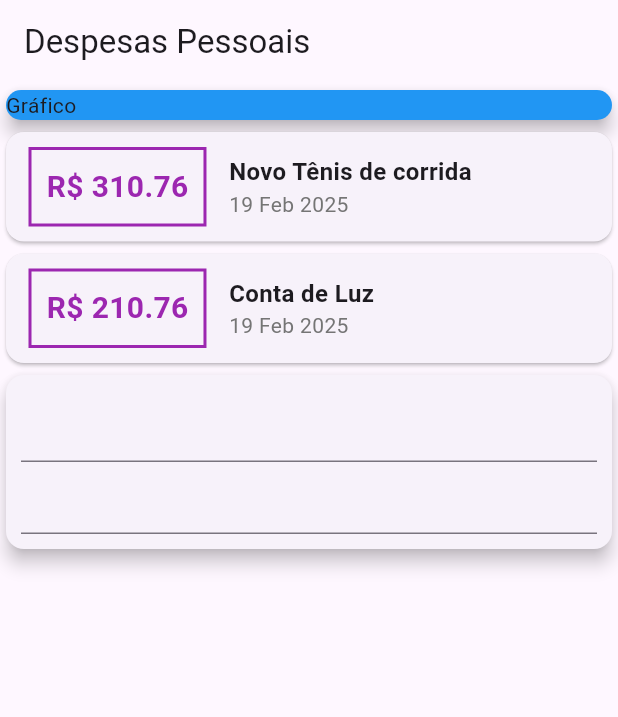
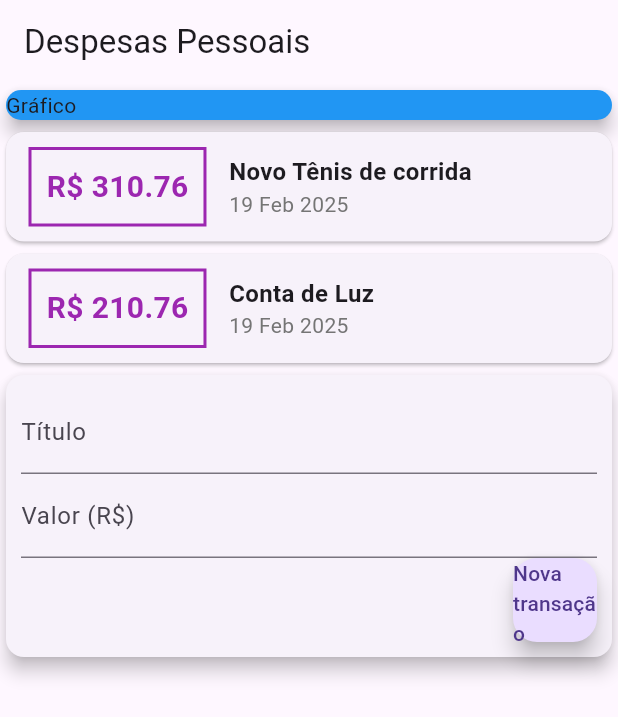
Before and after one commit to jeffersonf-alves/expenses, a Flutter app: the screen it shows after launch, on a phone screen of 412 x 824 dp. Shown: the top 717 px of the screen. Run offline on Flutter 3.47's test engine with Material 3 defaults, Android fonts, the phone set to English and light mode, and no system bars.

Commit message:
Text field

```diff
--- a/lib/main.dart
+++ b/lib/main.dart
@@ -131,9 +131,29 @@ class MyHomePage extends StatelessWidget {
                   padding: EdgeInsets.all(10),
                   child: Column(
                   children: [
-                    TextField(),
-                    TextField(),
-
+                    TextField(
+                      decoration: InputDecoration(
+                        labelText: 'Título'
+                      ),
+                    ),
+                    TextField(
+                      decoration: InputDecoration(
+                        labelText: 'Valor (R\$)'
+                       ),
+                    ),
+                    Row(
+                      mainAxisAlignment: MainAxisAlignment.end,
+                      children: [
+                        FloatingActionButton(
+                            child: Text('Nova transação'),
+                            textColor: Colors.purple,
+                            onPressed: () {
+                              print(title);
+                              print(value);
+                            },
+                        )
+                      ],
+                    )
                   ],
                 ),
                 )
```
